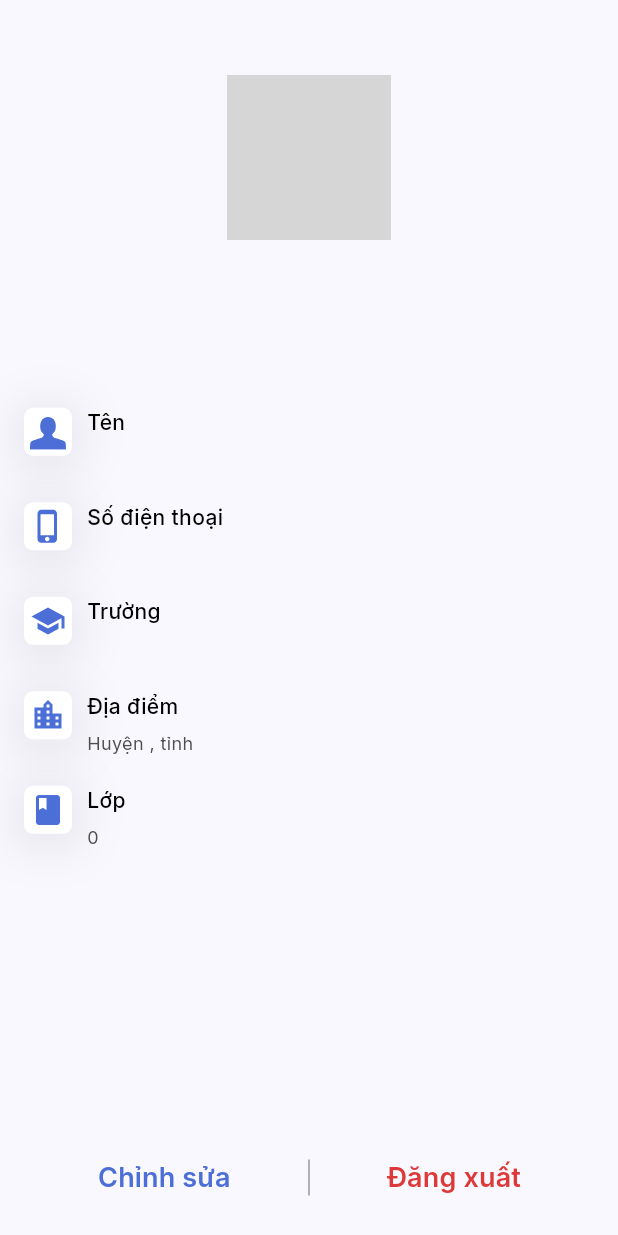
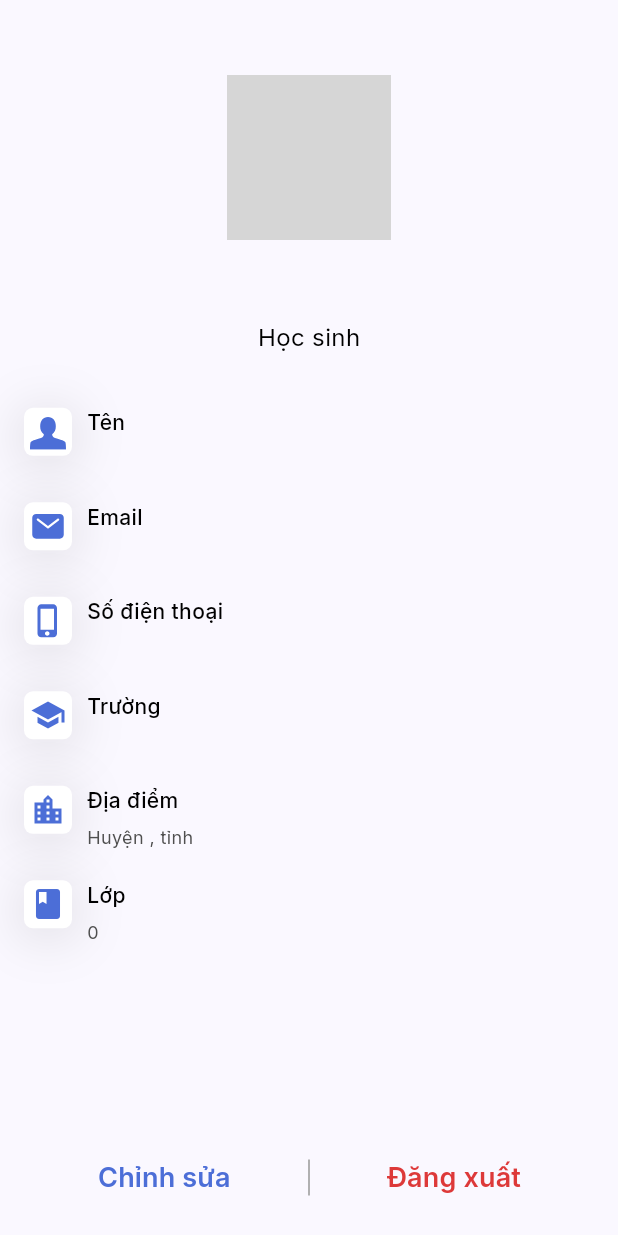
Before and after one commit to liguang612/edu_world, a Flutter app: the Account screen opened directly, on a phone screen of 412 x 824 dp. Run offline on Flutter 3.47's test engine with Material 3 defaults, Android fonts, the light colour scheme and no system bars; our stand-ins replace cloud_firestore, dio, equatable, firebase_auth, firebase_core, flutter_bloc and 5 more; accounts and stored records are empty; network calls fail; grey boxes are pictures that could not be loaded.

Commit message:
Update account UI

```diff
--- a/lib/data/resources/resources.dart
+++ b/lib/data/resources/resources.dart
@@ -6,6 +6,7 @@ class Assets {
   static const String icGoogle = '$iconPrefix/google.svg';
   static const String icHome = '$iconPrefix/home.svg';
   static const String icLogo = '$iconPrefix/logo.svg';
+  static const String icEmail = '$iconPrefix/email.svg';
   static const String icOnboarding1 = '$iconPrefix/onboarding1.svg';
   static const String icOnboarding2 = '$iconPrefix/onboarding2.svg';
   static const String icOnboarding3 = '$iconPrefix/onboarding3.svg';
--- a/lib/view/account/account.dart
+++ b/lib/view/account/account.dart
@@ -47,7 +47,11 @@ class Account extends StatelessWidget {
                       style: AppTextTheme.interMedium24,
                     ),
                     Text(
-                      state is GetAccountInfoSuccess ? state.user.email ?? '' : '',
+                      state is GetAccountInfoSuccess
+                          ? state.user.role == 0
+                              ? 'Học sinh'
+                              : 'Giáo viên'
+                          : '',
                       style: AppTextTheme.interRegular16,
                     ),
                     const SizedBox(height: 25),
@@ -55,6 +59,11 @@ class Account extends StatelessWidget {
                       icon: SvgPicture.asset(Assets.icProfile, height: 24, width: 24),
                       title: 'Tên',
                       value: state is GetAccountInfoSuccess ? state.user.name : '',
+                    ),
+                    InfoItem(
+                      icon: SvgPicture.asset(Assets.icEmail, height: 24, width: 24),
+                      title: 'Email',
+                      value: state is GetAccountInfoSuccess ? state.user.email ?? '' : '',
                     ),
                     InfoItem(
                       icon: SvgPicture.asset(Assets.icPhone, height: 24, width: 24),
```
Also changed, not shown: assets/icons/email.svg (added).
